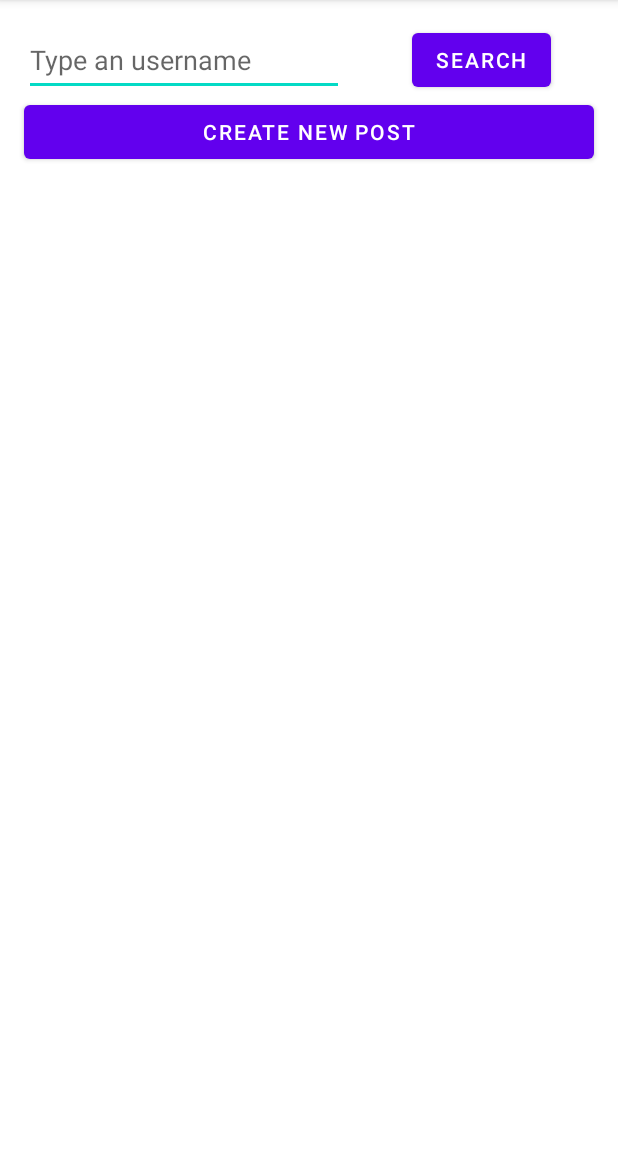
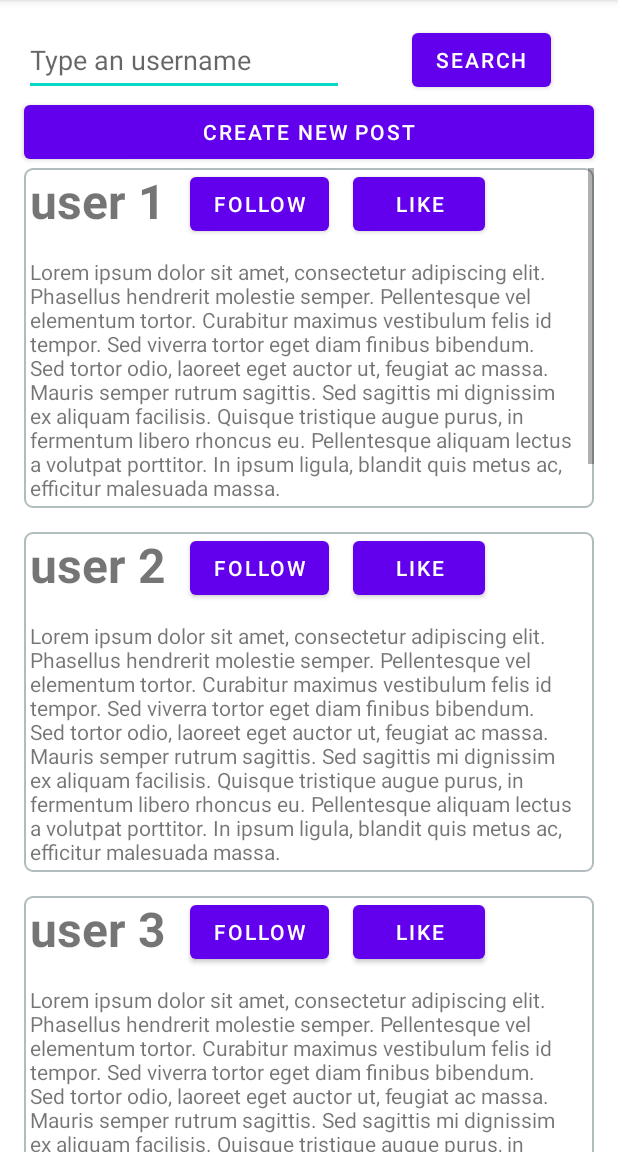
Before and after one commit to bellato-filippo/Twitter, an Android app: the HomeActivity screen opened directly, with no data from a screen before it, on a phone screen of 412 x 824 dp, the part 84-1236 px from its top. Run offline under Robolectric (Android 15) with nearby library versions, the phone set to English and light mode, and no system bars.

Commit message:
Home page finished

```diff
--- a/app/src/main/java/com/example/twittermusk/HomeActivity.kt
+++ b/app/src/main/java/com/example/twittermusk/HomeActivity.kt
@@ -4,11 +4,20 @@ import android.content.Intent
 import androidx.appcompat.app.AppCompatActivity
 import android.os.Bundle
 import android.widget.Button
+import androidx.recyclerview.widget.RecyclerView
+import com.example.twittermusk.adapter.PostAdapter
+import com.example.twittermusk.data.PostSource
 
 class HomeActivity : AppCompatActivity() {
     override fun onCreate(savedInstanceState: Bundle?) {
         super.onCreate(savedInstanceState)
         setContentView(R.layout.activity_home)
+
+        val myDataset = PostSource().loadPost()
+        val recyclerView = findViewById<RecyclerView>(R.id.recycler_view)
+        recyclerView.adapter = PostAdapter(this, myDataset)
+
+        recyclerView.setHasFixedSize(true)
     }
 
     override fun onStart() {
--- a/app/src/main/java/com/example/twittermusk/adapter/PostAdapter.kt
+++ b/app/src/main/java/com/example/twittermusk/adapter/PostAdapter.kt
@@ -1,25 +1,39 @@
 package com.example.twittermusk.adapter
 
+import android.content.Context
+import android.view.LayoutInflater
 import android.view.View
 import android.view.ViewGroup
+import android.widget.TextView
 import androidx.recyclerview.widget.RecyclerView
+import com.example.twittermusk.R
+import com.example.twittermusk.models.Post
 
-class PostAdapter: RecyclerView.Adapter<PostAdapter.ItemViewHolder>() {
+class PostAdapter(
+    private val context: Context,
+    private val dataSet: List<Post>
+    ): RecyclerView.Adapter<PostAdapter.ItemViewHolder>() {
 
     class ItemViewHolder(private val view: View): RecyclerView.ViewHolder(view) {
-
+        val textViewUser: TextView = view.findViewById(R.id.postUser)
+        val textViewText: TextView = view.findViewById(R.id.postText)
     }
 
     override fun onCreateViewHolder(parent: ViewGroup, viewType: Int): ItemViewHolder {
-            TODO("Not yet implemented")
+        val adapterLayout = LayoutInflater.from(parent.context)
+            .inflate(R.layout.list_post, parent, false)
+
+        return ItemViewHolder(adapterLayout)
     }
 
     override fun getItemCount(): Int {
-        TODO("Not yet implemented")
+        return dataSet.size
     }
 
     override fun onBindViewHolder(holder: ItemViewHolder, position: Int) {
-        TODO("Not yet implemented")
+        val item = dataSet[position]
+        holder.textViewUser.text = item.user
+        holder.textViewText.text = item.text
     }
 
 }
--- a/app/src/main/java/com/example/twittermusk/data/PostSource.kt
+++ b/app/src/main/java/com/example/twittermusk/data/PostSource.kt
@@ -4,11 +4,18 @@ import com.example.twittermusk.models.Post
 
 class PostSource {
     fun loadPost(): List<Post> {
-        val post1: Post = Post(1, "prova1", "prova1", "prova1")
-        val post2: Post = Post(1, "prova2", "prova2", "prova2")
-        val post3: Post = Post(1, "prova3", "prova3", "prova3")
+        val post1: Post = Post(1, "user 1", "prova1", "Lorem ipsum dolor sit amet, consectetur adipiscing elit. Phasellus hendrerit molestie semper. Pellentesque vel elementum tortor. Curabitur maximus vestibulum felis id tempor. Sed viverra tortor eget diam finibus bibendum. Sed tortor odio, laoreet eget auctor ut, feugiat ac massa. Mauris semper rutrum sagittis. Sed sagittis mi dignissim ex aliquam facilisis. Quisque tristique augue purus, in fermentum libero rhoncus eu. Pellentesque aliquam lectus a volutpat porttitor. In ipsum ligula, blandit quis metus ac, efficitur malesuada massa.")
+        val post2: Post = Post(1, "user 2", "prova2", "Lorem ipsum dolor sit amet, consectetur adipiscing elit. Phasellus hendrerit molestie semper. Pellentesque vel elementum tortor. Curabitur maximus vestibulum felis id tempor. Sed viverra tortor eget diam finibus bibendum. Sed tortor odio, laoreet eget auctor ut, feugiat ac massa. Mauris semper rutrum sagittis. Sed sagittis mi dignissim ex aliquam facilisis. Quisque tristique augue purus, in fermentum libero rhoncus eu. Pellentesque aliquam lectus a volutpat porttitor. In ipsum ligula, blandit quis metus ac, efficitur malesuada massa.")
+        val post3: Post = Post(1, "user 3", "prova3", "Lorem ipsum dolor sit amet, consectetur adipiscing elit. Phasellus hendrerit molestie semper. Pellentesque vel elementum tortor. Curabitur maximus vestibulum felis id tempor. Sed viverra tortor eget diam finibus bibendum. Sed tortor odio, laoreet eget auctor ut, feugiat ac massa. Mauris semper rutrum sagittis. Sed sagittis mi dignissim ex aliquam facilisis. Quisque tristique augue purus, in fermentum libero rhoncus eu. Pellentesque aliquam lectus a volutpat porttitor. In ipsum ligula, blandit quis metus ac, efficitur malesuada massa.")
 
+        val post4: Post = Post(1, "user 4", "prova1", "Lorem ipsum dolor sit amet, consectetur adipiscing elit. Phasellus hendrerit molestie semper. Pellentesque vel elementum tortor. Curabitur maximus vestibulum felis id tempor. Sed viverra tortor eget diam finibus bibendum. Sed tortor odio, laoreet eget auctor ut, feugiat ac massa. Mauris semper rutrum sagittis. Sed sagittis mi dignissim ex aliquam facilisis. Quisque tristique augue purus, in fermentum libero rhoncus eu. Pellentesque aliquam lectus a volutpat porttitor. In ipsum ligula, blandit quis metus ac, efficitur malesuada massa.")
+        val post5: Post = Post(1, "user 5", "prova2", "Lorem ipsum dolor sit amet, consectetur adipiscing elit. Phasellus hendrerit molestie semper. Pellentesque vel elementum tortor. Curabitur maximus vestibulum felis id tempor. Sed viverra tortor eget diam finibus bibendum. Sed tortor odio, laoreet eget auctor ut, feugiat ac massa. Mauris semper rutrum sagittis. Sed sagittis mi dignissim ex aliquam facilisis. Quisque tristique augue purus, in fermentum libero rhoncus eu. Pellentesque aliquam lectus a volutpat porttitor. In ipsum ligula, blandit quis metus ac, efficitur malesuada massa.")
+        val post6: Post = Post(1, "user 6", "prova3", "Lorem ipsum dolor sit amet, consectetur adipiscing elit. Phasellus hendrerit molestie semper. Pellentesque vel elementum tortor. Curabitur maximus vestibulum felis id tempor. Sed viverra tortor eget diam finibus bibendum. Sed tortor odio, laoreet eget auctor ut, feugiat ac massa. Mauris semper rutrum sagittis. Sed sagittis mi dignissim ex aliquam facilisis. Quisque tristique augue purus, in fermentum libero rhoncus eu. Pellentesque aliquam lectus a volutpat porttitor. In ipsum ligula, blandit quis metus ac, efficitur malesuada massa.")
 
-        return listOf<Post>(post1, post2, post3)
+        val post7: Post = Post(1, "user 7", "prova1", "Lorem ipsum dolor sit amet, consectetur adipiscing elit. Phasellus hendrerit molestie semper. Pellentesque vel elementum tortor. Curabitur maximus vestibulum felis id tempor. Sed viverra tortor eget diam finibus bibendum. Sed tortor odio, laoreet eget auctor ut, feugiat ac massa. Mauris semper rutrum sagittis. Sed sagittis mi dignissim ex aliquam facilisis. Quisque tristique augue purus, in fermentum libero rhoncus eu. Pellentesque aliquam lectus a volutpat porttitor. In ipsum ligula, blandit quis metus ac, efficitur malesuada massa.")
+        val post8: Post = Post(1, "user 8", "prova2", "Lorem ipsum dolor sit amet, consectetur adipiscing elit. Phasellus hendrerit molestie semper. Pellentesque vel elementum tortor. Curabitur maximus vestibulum felis id tempor. Sed viverra tortor eget diam finibus bibendum. Sed tortor odio, laoreet eget auctor ut, feugiat ac massa. Mauris semper rutrum sagittis. Sed sagittis mi dignissim ex aliquam facilisis. Quisque tristique augue purus, in fermentum libero rhoncus eu. Pellentesque aliquam lectus a volutpat porttitor. In ipsum ligula, blandit quis metus ac, efficitur malesuada massa.")
+        val post9: Post = Post(1, "user 9", "prova3", "Lorem ipsum dolor sit amet, consectetur adipiscing elit. Phasellus hendrerit molestie semper. Pellentesque vel elementum tortor. Curabitur maximus vestibulum felis id tempor. Sed viverra tortor eget diam finibus bibendum. Sed tortor odio, laoreet eget auctor ut, feugiat ac massa. Mauris semper rutrum sagittis. Sed sagittis mi dignissim ex aliquam facilisis. Quisque tristique augue purus, in fermentum libero rhoncus eu. Pellentesque aliquam lectus a volutpat porttitor. In ipsum ligula, blandit quis metus ac, efficitur malesuada massa.")
+
+        return listOf<Post>(post1, post2, post3, post4, post5, post6, post7, post8, post9)
     }
 }
--- a/app/src/main/java/com/example/twittermusk/models/Post.kt
+++ b/app/src/main/java/com/example/twittermusk/models/Post.kt
@@ -1,4 +1,6 @@
 package com.example.twittermusk.models
+
+import android.widget.ImageView
 
 class Post(val id: Int,
            val user: String,
--- /dev/null
+++ b/app/src/main/res/drawable/post_border.xml
@@ -0,0 +1,7 @@
+<?xml version="1.0" encoding="UTF-8"?>
+<shape xmlns:android="http://schemas.android.com/apk/res/android">
+    <solid android:color="#FFFFFF"/>
+    <stroke android:width="1dip" android:color="#B1BCBE" />
+    <corners android:radius="5dip"/>
+    <padding android:left="0dip" android:top="0dip" android:right="0dip" android:bottom="0dip" />
+</shape>
--- a/app/src/main/res/layout/activity_home.xml
+++ b/app/src/main/res/layout/activity_home.xml
@@ -48,15 +48,20 @@
         />
 
 
+    <androidx.recyclerview.widget.RecyclerView
+        android:id="@+id/recycler_view"
+        android:layout_width="match_parent"
+        android:layout_height="0dp"
+        android:layout_marginLeft="16dp"
+        android:layout_marginRight="16dp"
 
-    <androidx.recyclerview.widget.RecyclerView
-        android:layout_width="match_parent"
-        android:layout_height="wrap_content"
+        android:scrollbars="vertical"
+        app:layoutManager="androidx.recyclerview.widget.LinearLayoutManager"
 
-        app:layout_constraintTop_toBottomOf="@id/EditTextSearch"
+        app:layout_constraintBottom_toBottomOf="parent"
         app:layout_constraintLeft_toLeftOf="parent"
         app:layout_constraintRight_toRightOf="parent"
-        app:layout_constraintBottom_toBottomOf="parent"/>
+        app:layout_constraintTop_toBottomOf="@id/AddButton" />
 
 
 </androidx.constraintlayout.widget.ConstraintLayout>
--- /dev/null
+++ b/app/src/main/res/layout/list_post.xml
@@ -0,0 +1,101 @@
+<?xml version="1.0" encoding="utf-8"?>
+<androidx.constraintlayout.widget.ConstraintLayout
+    xmlns:android="http://schemas.android.com/apk/res/android"
+    xmlns:app="http://schemas.android.com/apk/res-auto"
+    android:layout_width="match_parent"
+    android:layout_height="wrap_content"
+    android:layout_marginBottom="16dp"
+    android:background="@drawable/post_border"
+    >
+    <TextView
+        android:id="@+id/postUser"
+        android:layout_width="wrap_content"
+        android:layout_height="wrap_content"
+        android:textStyle="bold"
+        android:textSize="32sp"
+        android:layout_marginBottom="8dp"
+        android:layout_marginLeft="4dp"
+        android:text="test"
+
+        app:layout_constraintTop_toTopOf="parent"
+        app:layout_constraintLeft_toLeftOf="parent"
+        app:layout_constraintRight_toLeftOf="@id/followButton"
+        />
+
+    <Button
+        android:id="@+id/followButton"
+        android:layout_width="wrap_content"
+        android:layout_height="wrap_content"
+        android:text="Follow"
+        android:layout_marginLeft="16dp"
+
+        app:layout_constraintLeft_toRightOf="@id/postUser"
+        app:layout_constraintTop_toTopOf="parent"
+        />
+
+    <Button
+        android:id="@+id/likeButton"
+        android:layout_width="wrap_content"
+        android:layout_height="wrap_content"
+        android:text="Like"
+        android:layout_marginLeft="16dp"
+
+        app:layout_constraintTop_toTopOf="parent"
+        app:layout_constraintLeft_toRightOf="@id/followButton"
+        />
+
+    <TextView
+        android:id="@+id/postText"
+        android:layout_width="match_parent"
+        android:layout_height="wrap_content"
+        android:text="test"
+        android:layout_marginTop="16dp"
+        android:layout_marginLeft="4dp"
+        android:layout_marginRight="4dp"
+        android:layout_marginBottom="4dp"
+
+        app:layout_constraintTop_toBottomOf="@id/postUser"
+        app:layout_constraintLeft_toLeftOf="parent"
+        app:layout_constraintRight_toRightOf="parent"
+        app:layout_constraintBottom_toBottomOf="parent"
+        />
+
+</androidx.constraintlayout.widget.ConstraintLayout>
+<!--
+<LinearLayout xmlns:android="http://schemas.android.com/apk/res/android"
+    xmlns:app="http://schemas.android.com/apk/res-auto"
+    android:layout_width="match_parent"
+    android:layout_height="wrap_content"
+    android:orientation="vertical" >
+
+    <TextView
+        android:id="@+id/postUser"
+        android:layout_width="wrap_content"
+        android:layout_height="wrap_content"
+        android:textStyle="bold"
+        android:textSize="32dp"
+        android:layout_marginBottom="8dp"
+        android:text="test"
+
+        app:layout_constraintTop_toTopOf="parent"
+        app:layout_constraintLeft_toLeftOf="parent"
+        app:layout_constraintRight_toLeftOf="@id/followButton"
+        />
+
+    <Button
+        android:id="@+id/followButton"
+        android:layout_width="wrap_content"
+        android:layout_height="wrap_content"
+        android:text="Follow"
+
+        app:layout_constraintLeft_toRightOf="@id/postUser"
+        app:layout_constraintTop_toTopOf="parent"
+        />
+
+    <TextView
+        android:id="@+id/postText"
+        android:layout_width="wrap_content"
+        android:layout_height="wrap_content" />
+
+</LinearLayout>
+-->
--- a/app/src/main/res/values/strings.xml
+++ b/app/src/main/res/values/strings.xml
@@ -13,4 +13,6 @@
     <string name="already_have_an_account_log_in">Already have an account? Log in!</string>
     <string name="new_post">New post</string>
     <string name="type_something">Type something</string>
+
+
 </resources>
```
